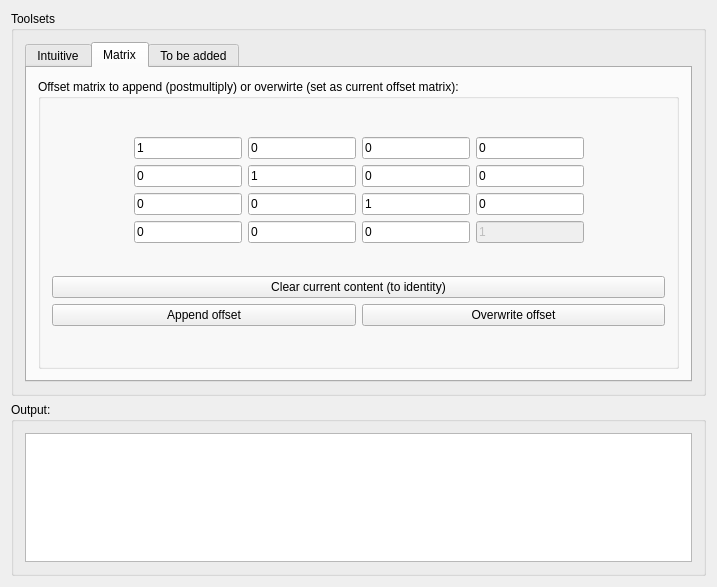
Above: Plugins/org.mitk.lancet.movedata/src/internal/MoveDataControls.ui from zhaomengxiao/LancetMITK-Adition before the change. Below: the same form after it.
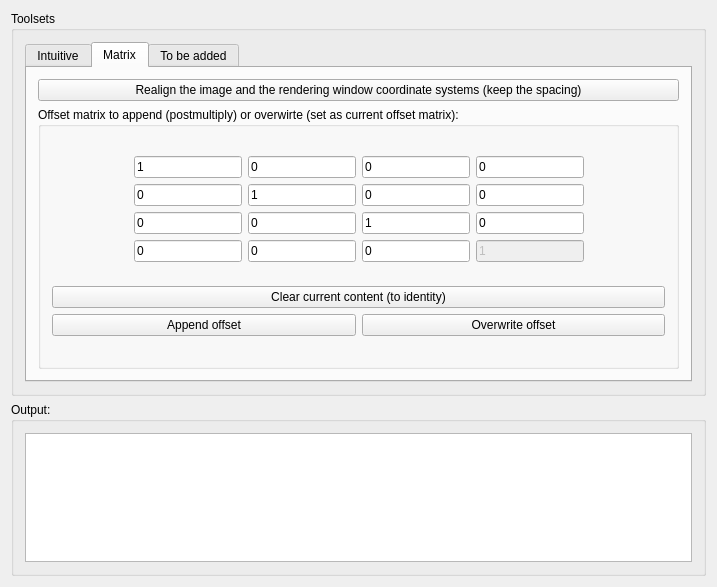
That is the form after the change. The open tabs and pages were chosen to show the change. Custom widgets are drawn as their Qt base class.

Diff of the .ui file:
```diff
--- a/Plugins/org.mitk.lancet.movedata/src/internal/MoveDataControls.ui
+++ b/Plugins/org.mitk.lancet.movedata/src/internal/MoveDataControls.ui
@@ -303,7 +303,7 @@
           <string>Matrix</string>
          </attribute>
          <layout class="QGridLayout" name="gridLayout_6">
-          <item row="0" column="0">
+          <item row="1" column="0">
            <widget class="QGroupBox" name="groupBox_5">
             <property name="title">
              <string>Offset matrix to append (postmultiply) or overwirte (set as current offset matrix):</string>
@@ -486,6 +486,13 @@
             </layout>
            </widget>
           </item>
+          <item row="0" column="0">
+           <widget class="QPushButton" name="pushButton_RealignImage">
+            <property name="text">
+             <string>Realign the image and the rendering window coordinate systems (keep the spacing)</string>
+            </property>
+           </widget>
+          </item>
          </layout>
         </widget>
         <widget class="QWidget" name="tab_3">
```
Left out of the diff: 2 changed lines with no effect on the pictures.
